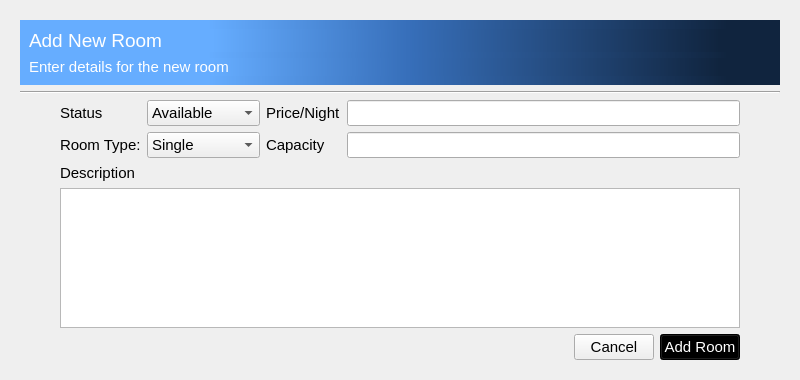
This is crud_dialog.ui in euuii/StayBook as Qt 5 draws it before an edit. The edited form follows.
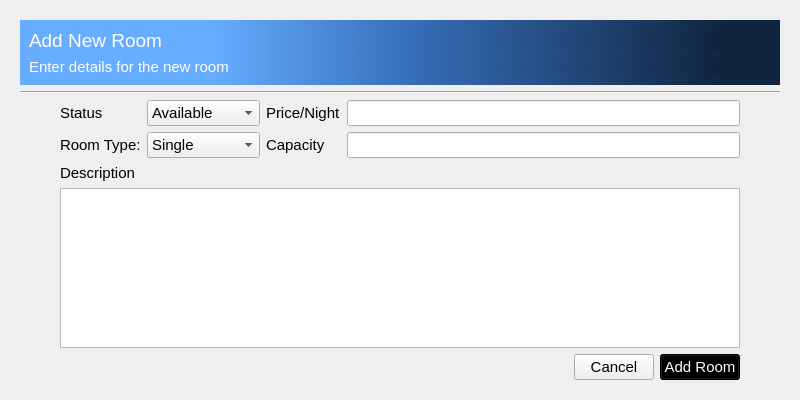
This is the edited form.

```diff
--- a/crud_dialog.ui
+++ b/crud_dialog.ui
@@ -7,7 +7,7 @@
     <x>0</x>
     <y>0</y>
     <width>800</width>
-    <height>380</height>
+    <height>400</height>
    </rect>
   </property>
   <property name="sizePolicy">
@@ -19,13 +19,13 @@
   <property name="minimumSize">
    <size>
     <width>800</width>
-    <height>380</height>
+    <height>400</height>
    </size>
   </property>
   <property name="maximumSize">
    <size>
     <width>800</width>
-    <height>380</height>
+    <height>400</height>
    </size>
   </property>
   <property name="windowTitle">
```
